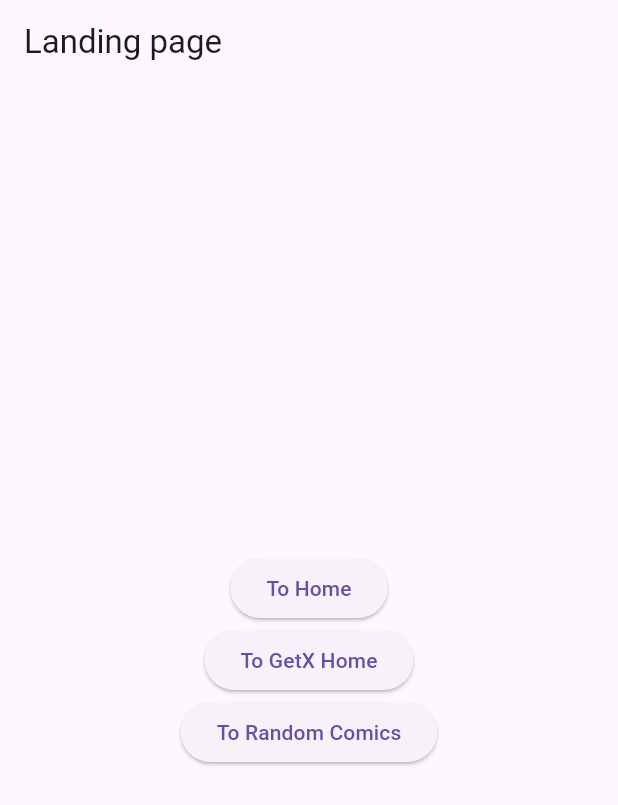
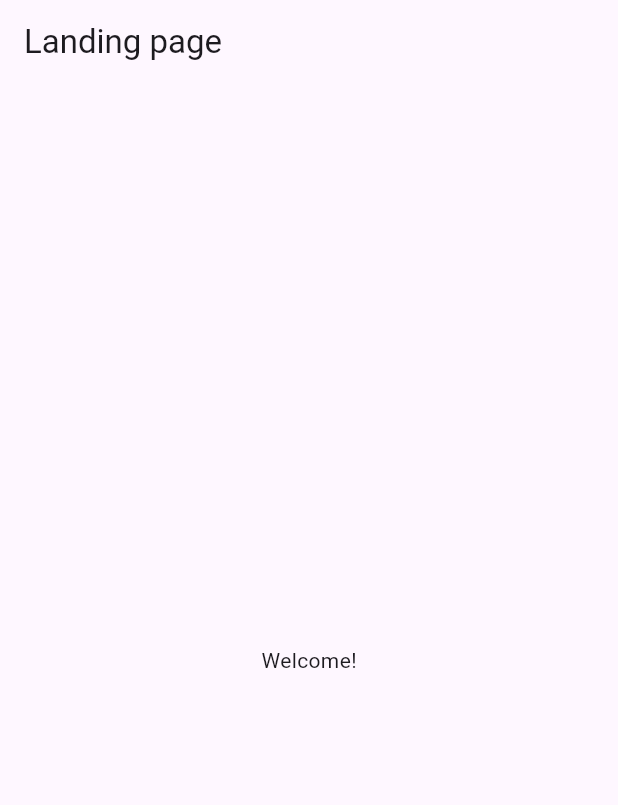
Before and after one commit to strvcom/android_mendelu_advanced_course_2022, a Flutter app: the screen it shows after launch, on a phone screen of 412 x 824 dp. Shown: the top 805 px of the screen. Run offline on Flutter 3.47's test engine with Material 2 defaults, Android fonts, the phone set to English and light mode, and no system bars; our stand-ins replace get; missing offline and left inert: flutter_fimber.

Commit message:
Project ready to go

```diff
--- a/lib/app.dart
+++ b/lib/app.dart
@@ -1,59 +1,53 @@
 import 'package:flutter/material.dart';
-import 'package:get/get.dart';
-import 'package:xkcd/core_network/xkcd_provider.dart';
-import 'package:xkcd/feature_home/getx_home_page.dart';
-import 'package:xkcd/feature_home/home_page.dart';
 import 'package:xkcd/feature_landing/landing_page.dart';
-import 'package:xkcd/feature_random_comics/random_comics_controller.dart';
-import 'package:xkcd/feature_random_comics/random_comics_page.dart';
 
 class MyApp extends StatelessWidget {
   const MyApp({super.key});
 
   @override
   Widget build(BuildContext context) {
-    return GetMaterialApp(
+    return MaterialApp(
       title: 'Flutter Demo',
       theme: ThemeData(brightness: Brightness.light, useMaterial3: true, primarySwatch: Colors.red),
       darkTheme: ThemeData(brightness: Brightness.dark, useMaterial3: true, primarySwatch: Colors.red),
       themeMode: ThemeMode.system,
-      getPages: Navigation.pages,
-      initialBinding: BindingsBuilder(() {
-        Get.lazyPut(() => XKCDProvider());
-      }),
-      initialRoute: "/landing",
-      // home: const Scaffold(body: Center(child: CircularProgressIndicator())),
+      // getPages: Navigation.pages,
+      // initialBinding: BindingsBuilder(() {
+      //   Get.lazyPut(() => XKCDProvider());
+      // }),
+      // initialRoute: "/landing",
+      home: const LandingPage(),
     );
   }
 }
 
-class Navigation {
-  static final pages = [
-    GetPage(
-      name: "/landing",
-      page: () => const LandingPage(),
-      transition: Transition.fadeIn,
-    ),
-    GetPage(
-      name: "/home",
-      page: () => const MyHomePage(),
-      transition: Transition.fadeIn,
-    ),
-    GetPage(
-      name: "/getx_home",
-      page: () => const GetXHomePage(),
-      binding: BindingsBuilder(() {
-        Get.put(GetXHomeController());
-      }),
-      transition: Transition.fadeIn,
-    ),
-    GetPage(
-      name: "/random",
-      page: () => const RandomComicsPage(),
-      binding: BindingsBuilder(() {
-        Get.put(RandomComicsContoller());
-      }),
-      transition: Transition.fadeIn,
-    ),
-  ];
-}
+// class Navigation {
+//   static final pages = [
+//     GetPage(
+//       name: "/landing",
+//       page: () => const LandingPage(),
+//       transition: Transition.fadeIn,
+//     ),
+//     GetPage(
+//       name: "/home",
+//       page: () => const MyHomePage(),
+//       transition: Transition.fadeIn,
+//     ),
+//     GetPage(
+//       name: "/getx_home",
+//       page: () => const GetXHomePage(),
+//       binding: BindingsBuilder(() {
+//         Get.put(GetXHomeController());
+//       }),
+//       transition: Transition.fadeIn,
+//     ),
+//     GetPage(
+//       name: "/random",
+//       page: () => const RandomComicsPage(),
+//       binding: BindingsBuilder(() {
+//         Get.put(RandomComicsContoller());
+//       }),
+//       transition: Transition.fadeIn,
+//     ),
+//   ];
+// }
--- a/lib/feature_landing/landing_page.dart
+++ b/lib/feature_landing/landing_page.dart
@@ -1,5 +1,4 @@
 import 'package:flutter/material.dart';
-import 'package:get/get.dart';
 
 class LandingPage extends StatelessWidget {
   const LandingPage({super.key});
@@ -13,25 +12,26 @@ class LandingPage extends StatelessWidget {
       body: Center(
         child: Column(
           mainAxisAlignment: MainAxisAlignment.center,
-          children: [
-            ElevatedButton(
-              onPressed: () {
-                Get.toNamed("/home");
-              },
-              child: const Text("To Home"),
-            ),
-            ElevatedButton(
-              onPressed: () {
-                Get.toNamed("/getx_home");
-              },
-              child: const Text("To GetX Home"),
-            ),
-            ElevatedButton(
-              onPressed: () {
-                Get.toNamed("/random");
-              },
-              child: const Text("To Random Comics"),
-            ),
+          children: const [
+            Text("Welcome!"),
+            // ElevatedButton(
+            //   onPressed: () {
+            //     Get.toNamed("/home");
+            //   },
+            //   child: const Text("To Home"),
+            // ),
+            // ElevatedButton(
+            //   onPressed: () {
+            //     Get.toNamed("/getx_home");
+            //   },
+            //   child: const Text("To GetX Home"),
+            // ),
+            // ElevatedButton(
+            //   onPressed: () {
+            //     Get.toNamed("/random");
+            //   },
+            //   child: const Text("To Random Comics"),
+            // ),
           ],
         ),
       ),
--- a/lib/feature_random_comics/random_comics_controller.dart
+++ b/lib/feature_random_comics/random_comics_controller.dart
@@ -1,13 +1,7 @@
-import 'dart:math';
-
-import 'package:flutter_fimber/flutter_fimber.dart';
 import 'package:get/get.dart';
-import 'package:xkcd/core_comics/data/dto/comics_dto.dart';
-import 'package:xkcd/core_network/xkcd_provider.dart';
-import 'package:xkcd/feature_random_comics/model/comics.dart';
 
 class RandomComicsContoller extends GetxController {
-  Rxn<Comics> comics = Rxn();
+  // Rxn<Comics> comics = Rxn();
 
   @override
   void onInit() async {
@@ -17,17 +11,17 @@ class RandomComicsContoller extends GetxController {
   }
 
   Future<void> loadData() async {
-    final xkcdProvider = Get.find<XKCDProvider>();
-    final randomComicsId = Random().nextInt(2700); // There is currently around 2700 comics
+    // final xkcdProvider = Get.find<XKCDProvider>();
+    // final randomComicsId = Random().nextInt(2700); // There is currently around 2700 comics
 
-    ComicsDTO comicsDto = await xkcdProvider.getComics(randomComicsId);
-    Comics comicsModel = Comics.fromDto(comicsDto);
+    // ComicsDTO comicsDto = await xkcdProvider.getComics(randomComicsId);
+    // Comics comicsModel = Comics.fromDto(comicsDto);
 
-    Fimber.d("Comics title: ${comicsModel.title}");
-    Fimber.d("Comics description: ${comicsModel.description}");
-    Fimber.d("Comics year: ${comicsModel.year}");
-    Fimber.d("Comics imageUrl: ${comicsModel.imageUrl}");
+    // Fimber.d("Comics title: ${comicsModel.title}");
+    // Fimber.d("Comics description: ${comicsModel.description}");
+    // Fimber.d("Comics year: ${comicsModel.year}");
+    // Fimber.d("Comics imageUrl: ${comicsModel.imageUrl}");
 
-    comics.value = comicsModel;
+    // comics.value = comicsModel;
   }
 }
```
Also changed, not shown: lib/core_network/xkcd_provider.dart (+3 -4 lines), lib/feature_random_comics/random_comics_page.dart (+37 -37 lines).
